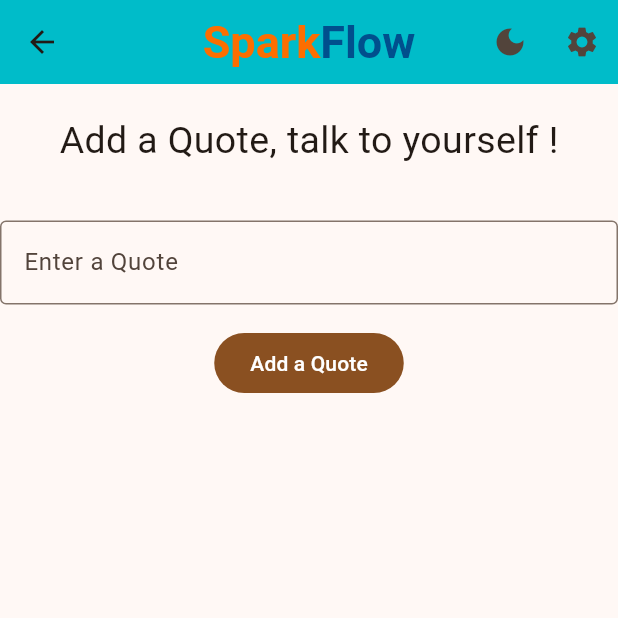
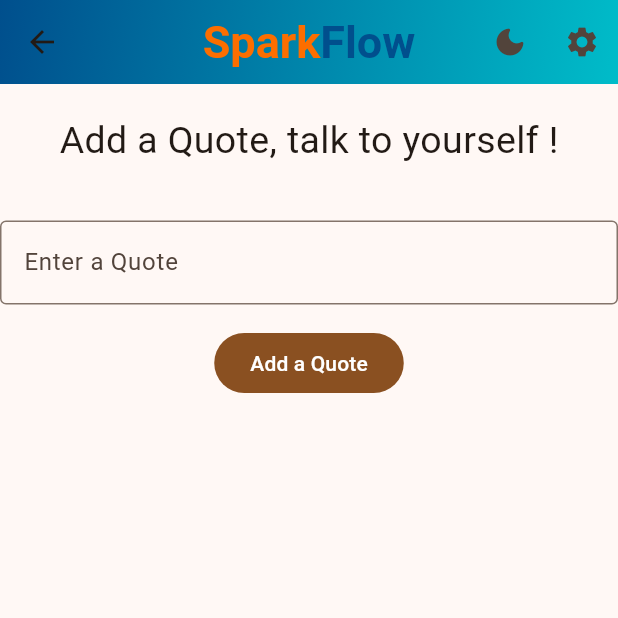
Before and after one commit to muhanadsoffo/SparkFlow-app, a Flutter app: the QuotesPage screen opened directly, after a tap on the "add" icon, on a phone screen of 412 x 824 dp, the top half of it. Run offline on Flutter 3.47's test engine with Material 3 defaults, Android fonts, the phone set to English and light mode, and no system bars; our stand-ins replace convex_bottom_bar, flutter_local_notifications, hive, hive_flutter, permission_handler, shared_preferences and 1 more; missing offline and left inert: workmanager; accounts and stored records are empty; generated files the repository leaves out were written again.

Commit message:
Adding Projects and Todos models alongside with enhancing the UI and working on adding a new project page

```diff
--- a/lib/data/local/boxes.dart
+++ b/lib/data/local/boxes.dart
@@ -1,6 +1,10 @@
 import 'package:hive/hive.dart';
+import 'package:spark_flow/data/models/project.dart';
 import 'package:spark_flow/data/models/quote.dart';
+import 'package:spark_flow/data/models/todo.dart';
 
 class Boxes{
   static Box<Quote> get quotesBox => Hive.box<Quote>('quotes');
+  static Box<Project> get projectBox => Hive.box<Project>('projects');
+  static Box<Todo> get todoBox => Hive.box<Todo>('todos');
 }
--- /dev/null
+++ b/lib/data/models/project.dart
@@ -0,0 +1,32 @@
+import 'package:hive/hive.dart';
+import 'todo.dart';
+
+part 'project.g.dart';
+
+@HiveType(typeId: 3)
+
+class Project extends HiveObject{
+
+  @HiveField(0)
+  String title;
+
+  @HiveField(1)
+  String description;
+
+  @HiveField(2)
+  String ? imagePath;
+
+  @HiveField(3)
+  DateTime createdAt;
+
+  @HiveField(4)
+  List<Todo>? todos;
+
+  Project({
+    required this.title,
+    required this.description,
+    this.imagePath,
+    required this.createdAt,
+    this.todos,
+});
+}
--- /dev/null
+++ b/lib/data/models/todo.dart
@@ -0,0 +1,19 @@
+import 'package:hive/hive.dart';
+
+part 'todo.g.dart';
+
+@HiveType(typeId: 2)
+
+class Todo extends HiveObject{
+
+  @HiveField(0)
+  String text;
+
+  @HiveField(1)
+  bool status;
+
+  Todo(
+   this.text,
+    this.status
+);
+}
--- a/lib/views/pages/Projects/projects_page.dart
+++ b/lib/views/pages/Projects/projects_page.dart
@@ -18,7 +18,9 @@
 
         child: Column(children: [Center(child: Text("this is projects"))]),
       ),
-      floatingActionButton: FloatingActionButton(
+      floatingActionButton: Padding(
+        padding: const EdgeInsets.only(bottom: 15.0),
+        child: FloatingActionButton(
           onPressed: () {
             Navigator.push(
               context,
@@ -32,6 +34,7 @@
           child: Icon(Icons.add),
           backgroundColor: Color(0xfffc8300),
         ),
+      ),
     );
   }
 }
--- a/lib/views/pages/Quotes/quotes_page.dart
+++ b/lib/views/pages/Quotes/quotes_page.dart
@@ -23,9 +23,10 @@
       body: Padding(
         padding: const EdgeInsets.all(8.0),
         child: Column(
-          children:[
+          children: [
             NotificationSwitchWidget(),
-            Expanded(child:ValueListenableBuilder(
+            Expanded(
+              child: ValueListenableBuilder(
                 valueListenable: Boxes.quotesBox.listenable(),
                 builder: (context, Box<Quote> box, _) {
                   final quotes = box.values.toList();
@@ -99,7 +100,8 @@
                                         ),
                                         actions: [
                                           FilledButton(
-                                          onPressed: () => Navigator.pop(context),
+                                            onPressed:
+                                                () => Navigator.pop(context),
                                             child: Text("Close"),
                                           ),
                                           FilledButton(
@@ -110,7 +112,8 @@
                                               Navigator.pop(context);
                                             },
                                             style: FilledButton.styleFrom(
-                                            backgroundColor: Colors.deepOrange,
+                                              backgroundColor:
+                                                  Colors.deepOrange,
                                             ),
                                             child: Text("Yes"),
                                           ),
@@ -128,12 +131,14 @@
                     },
                   );
                 },
-            ), )
-
-          ]
               ),
             ),
-      floatingActionButton: FloatingActionButton(
+          ],
+        ),
+      ),
+      floatingActionButton: Padding(
+        padding: const EdgeInsets.only(bottom: 15.0),
+        child: FloatingActionButton(
           onPressed: () {
             Navigator.push(
               context,
@@ -147,6 +152,7 @@
           child: Icon(Icons.add),
           backgroundColor: Color(0xfffc8300),
         ),
+      ),
     );
   }
 }
--- a/lib/views/widgets/appbar_widget.dart
+++ b/lib/views/widgets/appbar_widget.dart
@@ -11,6 +11,7 @@
   @override
   Widget build(BuildContext context) {
     return AppBar(
+
       title: RichText(
         text: TextSpan(
           style: TextStyle(
@@ -52,7 +53,7 @@
           icon: ValueListenableBuilder(
             valueListenable: isDarkModeNotifier,
             builder: (context, value, child) {
-              return Icon(value ? Icons.light_mode_rounded : Icons.dark_mode);
+              return Icon(value ? Icons.light_mode_rounded : Icons.dark_mode_rounded);
             },
           ),
         ),
@@ -62,7 +63,19 @@
           },));
         }, icon: Icon(Icons.settings)),
       ],
-      backgroundColor: Color(0xFF00bcc9),
+      backgroundColor: Colors.transparent,
+      flexibleSpace: Container(
+        decoration: const BoxDecoration(
+          gradient: LinearGradient(
+            colors: [
+              Color(0xFF00bcc9),
+              Color(0xFF004F8D),
+            ],
+            begin: Alignment.bottomRight,
+            end: Alignment.topLeft,
+          ),
+        ),
+      ),
     );
   }
 
--- a/pubspec.yaml
+++ b/pubspec.yaml
@@ -48,6 +48,7 @@
       url: https://github.com/fluttercommunity/flutter_workmanager.git
       path: workmanager
       ref: main
+  convex_bottom_bar: ^3.2.0
 
 
 dev_dependencies:
```
Also changed, not shown: lib/core/services/permission_service.dart (+14 -0 lines), lib/data/local/hive_config.dart (+11 -4 lines), lib/views/pages/Projects/add_project_page.dart (+46 -7 lines), lib/views/widgets/navbar_widget.dart (+22 -32 lines), pubspec.lock, 1 other file. Lines whose indentation alone changed are shown as unchanged.
